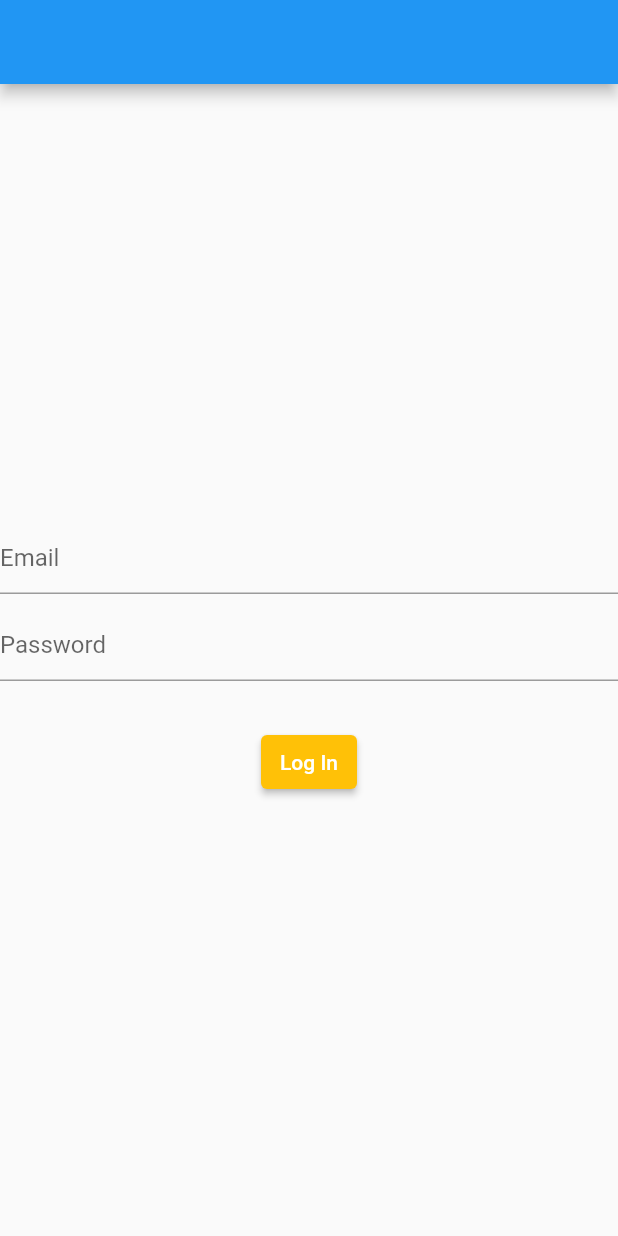
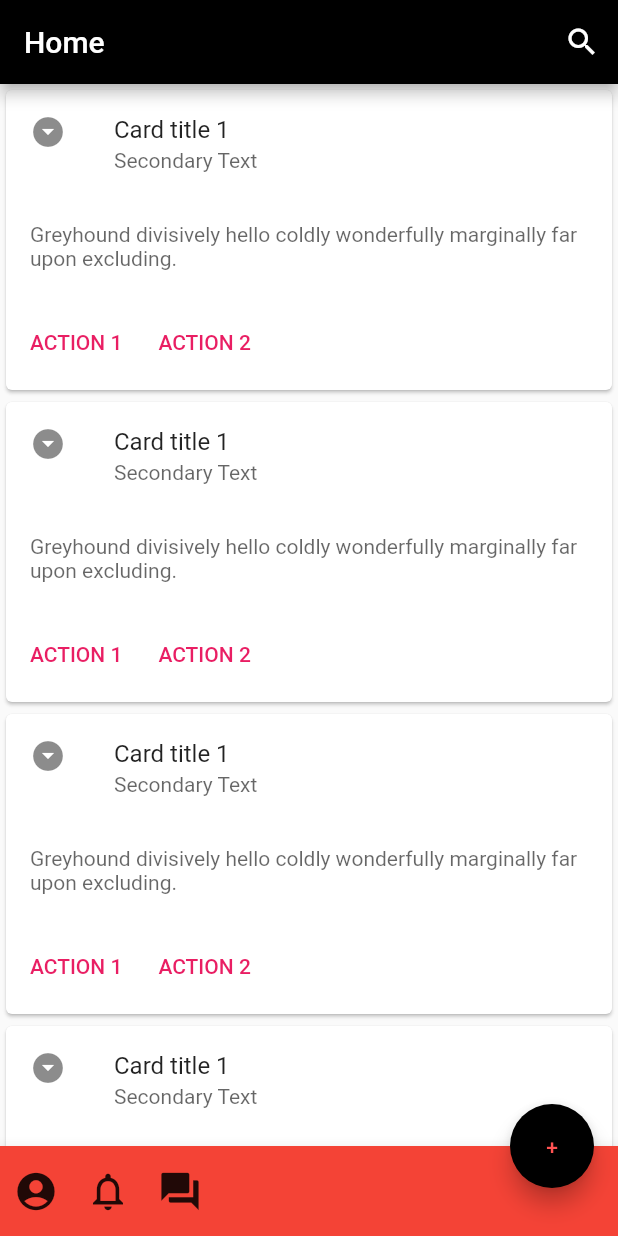
Before and after one commit to harsh3401/PostIt, a Flutter app: the screen it shows after launch, on a phone screen of 412 x 824 dp. Run offline on Flutter 3.47's test engine with Material 2 defaults, Android fonts, the phone set to English and light mode, and no system bars; our stand-ins replace cloud_firestore, firebase_auth, firebase_core; accounts and stored records are empty.

Commit message:
post crud

```diff
--- /dev/null
+++ b/lib/views/mainpage.dart
@@ -0,0 +1,134 @@
+import 'package:flutter/material.dart';
+
+class Mainpage extends StatefulWidget {
+  const Mainpage({Key? key}) : super(key: key);
+
+  @override
+  _MainpageState createState() => _MainpageState();
+}
+
+class _MainpageState extends State<Mainpage> {
+  @override
+  Widget build(BuildContext context) {
+    return Scaffold(
+      body: SafeArea(
+        child: ListView.builder(
+            itemCount: 5,
+            itemBuilder: (context, index) {
+              return Card(
+                clipBehavior: Clip.antiAlias,
+                child: Column(
+                  children: [
+                    ListTile(
+                      leading: Icon(Icons.arrow_drop_down_circle),
+                      title: const Text('Card title 1'),
+                      subtitle: Text(
+                        'Secondary Text',
+                        style: TextStyle(color: Colors.black.withOpacity(0.6)),
+                      ),
+                    ),
+                    Padding(
+                      padding: const EdgeInsets.all(16.0),
+                      child: Text(
+                        'Greyhound divisively hello coldly wonderfully marginally far upon excluding.',
+                        style: TextStyle(color: Colors.black.withOpacity(0.6)),
+                      ),
+                    ),
+                    ButtonBar(
+                      alignment: MainAxisAlignment.start,
+                      children: [
+                        TextButton(
+                          style: TextButton.styleFrom(
+                            primary: Colors.pink,
+                          ),
+                          onPressed: () {
+                            // Perform some action
+                          },
+                          child: const Text('ACTION 1'),
+                        ),
+                        TextButton(
+                          style: TextButton.styleFrom(
+                            primary: Colors.pink,
+                          ),
+                          onPressed: () {
+                            // Perform some action
+                          },
+                          child: const Text('ACTION 2'),
+                        ),
+                      ],
+                    ),
+                    //Image.asset('assets/reddit.jpg'),
+                  ],
+                ),
+              );
+            }),
+      ),
+      appBar: AppBar(
+        backgroundColor: Colors.black,
+        title: Text('Home'),
+        actions: [
+          IconButton(
+            icon: Icon(Icons.search),
+            onPressed: () {},
+          )
+        ],
+      ),
+      bottomNavigationBar: SizedBox(
+        child: BottomAppBar(
+          color: Colors.red,
+          child: Row(
+            children: [
+              IconButton(
+                onPressed: () {},
+                icon: Icon(Icons.account_circle),
+                iconSize: 30.0,
+              ),
+              IconButton(
+                onPressed: () {},
+                icon: Icon(Icons.notifications_none),
+                iconSize: 30.0,
+              ),
+              IconButton(
+                onPressed: () {},
+                icon: Icon(Icons.forum),
+                iconSize: 30.0,
+              )
+            ],
+          ),
+        ),
+        height: 60.0,
+      ),
+      floatingActionButton: FloatingActionButton(
+        backgroundColor: Colors.black,
+        onPressed: _showDialog,
+        child: Text(
+          '+',
+          style: TextStyle(color: Colors.redAccent),
+        ),
+      ),
+      floatingActionButtonLocation: FloatingActionButtonLocation.endDocked,
+    );
+  }
+
+  void _showDialog() {
+    showDialog(
+      context: context,
+      builder: (BuildContext context) {
+        return AlertDialog(
+          title: new Text("Post what is on your mind"),
+          content: Row(
+            children: [Text('test'), Text('test')],
+          ),
+          actions: <Widget>[
+            new IconButton(
+              icon: Icon(Icons.close),
+              onPressed: () {
+                Navigator.of(context).pop();
+              },
+            ),
+          ],
+        );
+      },
+    );
+  }
+}
--- a/pubspec.yaml
+++ b/pubspec.yaml
@@ -25,6 +25,7 @@ dependencies:
     sdk: flutter
   firebase_core: ^1.0.4
   firebase_auth: ^1.1.1
+  cloud_firestore: ^1.0.1
 
 
 
@@ -48,9 +49,8 @@ flutter:
   uses-material-design: true
 
   # To add assets to your application, add an assets section, like this:
-  # assets:
-  #   - images/a_dot_burr.jpeg
-  #   - images/a_dot_ham.jpeg
+  assets:
+    - assets/
 
   # An image asset can refer to one or more resolution-specific "variants", see
   # https://flutter.dev/assets-and-images/#resolution-aware.
```
Also changed, not shown: lib/main.dart (+5 -4 lines), lib/services/Auth.dart (+14 -0 lines), lib/services/Database.dart (added, +47 -0 lines), assets/download.png (added), lib/models/Post.dart (added), pubspec.lock, 1 other file.
